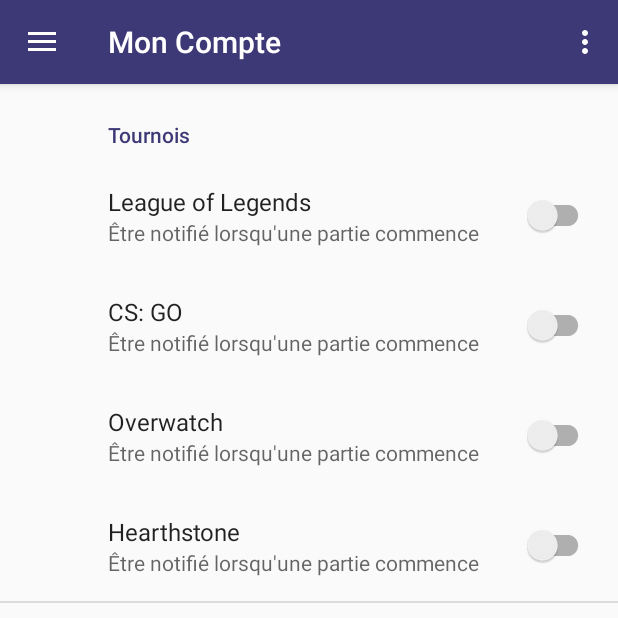
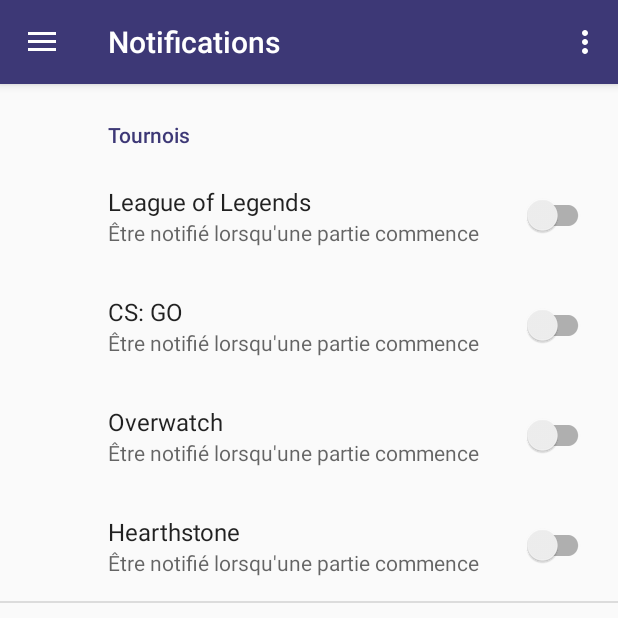
Before and after one commit to Festigeek/fg_user_app, an Android app: the AccountFragment screen opened directly, with no data from a screen before it, in the side drawer, after a tap on "Notifications", on a phone screen of 412 x 824 dp, the top half of it. Run offline under Robolectric (Android 15) with nearby library versions, the phone set to English and light mode, and no system bars; our stand-ins replace ButterKnife, Volley, androidx.preference; network calls fail.

Commit message:
Fix titles

```diff
--- a/app/src/main/java/com/example/flavia/fg_user_app/AccountFragment.java
+++ b/app/src/main/java/com/example/flavia/fg_user_app/AccountFragment.java
@@ -7,6 +7,7 @@ import android.graphics.BitmapFactory;
 import android.net.Uri;
 import android.os.Bundle;
 import android.support.v4.app.Fragment;
+import android.support.v7.app.ActionBar;
 import android.support.v7.widget.AppCompatImageView;
 import android.support.v7.widget.AppCompatTextView;
 import android.util.Base64;
@@ -133,6 +134,9 @@ public class AccountFragment extends Fragment {
         View view = inflater.inflate(R.layout.fragment_account, container, false);
         unbinder = ButterKnife.bind(this, view);
 
+        ActionBar toolbar = ((MainActivity)getActivity()).getSupportActionBar();
+        toolbar.setTitle(R.string.account_title);
+
         queue = Volley.newRequestQueue(getContext());
         attemptGetUserInfo();
 
--- a/app/src/main/java/com/example/flavia/fg_user_app/MainActivity.java
+++ b/app/src/main/java/com/example/flavia/fg_user_app/MainActivity.java
@@ -35,7 +35,6 @@ public class MainActivity extends AppCompatActivity
         NotificationFragment.OnFragmentInteractionListener {
 
     private final String FRAG_TAG = "swap fragment";
-
     private final String url = "https://api.festigeek.ch/v1";
 
     private String token = null;
--- a/app/src/main/java/com/example/flavia/fg_user_app/NotificationFragment.java
+++ b/app/src/main/java/com/example/flavia/fg_user_app/NotificationFragment.java
@@ -4,6 +4,7 @@ import android.content.Context;
 import android.content.SharedPreferences;
 import android.net.Uri;
 import android.os.Bundle;
+import android.support.v7.app.ActionBar;
 import android.support.v7.preference.PreferenceFragmentCompat;
 
 
@@ -27,6 +28,9 @@ public class NotificationFragment extends PreferenceFragmentCompat
     public void onCreatePreferences(Bundle savedInstanceState, String rootKey) {
         // Load the preferences from an XML resource
         addPreferencesFromResource(R.xml.preferences);
+
+        ActionBar toolbar = ((MainActivity)getActivity()).getSupportActionBar();
+        toolbar.setTitle(R.string.notif_title);
     }
 
     @Override
--- a/app/src/main/res/values/strings.xml
+++ b/app/src/main/res/values/strings.xml
@@ -48,4 +48,6 @@
     <string name="pref_sum_meal">Être notifié lorsque la cuisine est ouverte</string>
     <string name="pref_sum_prices">Être notifié pour les cérémonies des remises de prix</string>
     <string name="header_miscellaneous">Divers</string>
+    <string name="notif_title">Notifications</string>
+    <string name="account_title">Mon Compte</string>
 </resources>
```
Also changed, not shown: 1 other file.
